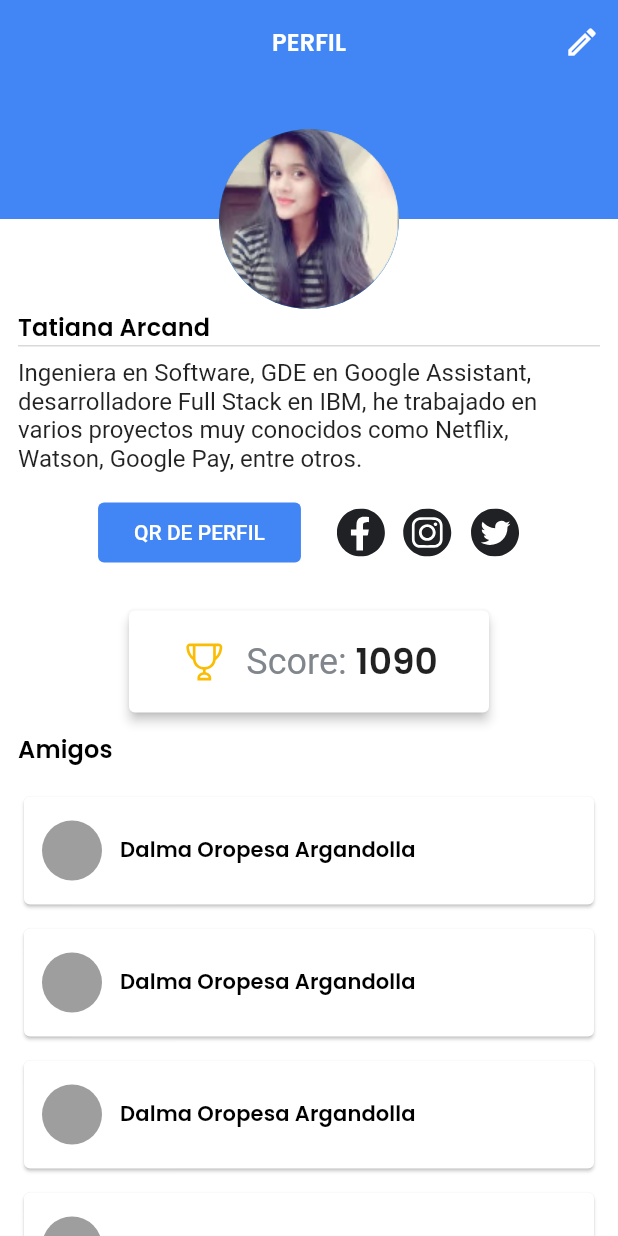
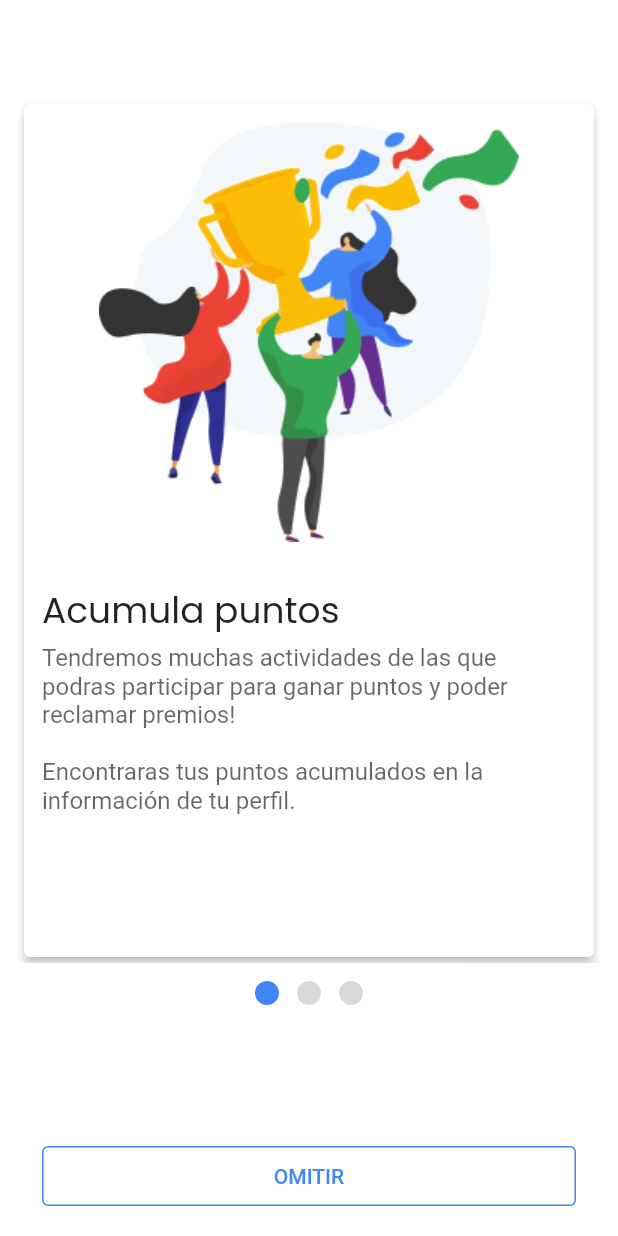
Before and after one commit to DevFestBolivia/devfest-mobile, a Flutter app: the screen it shows after launch, on a phone screen of 412 x 824 dp. Run offline on Flutter 3.47's test engine with Material 2 defaults, Android fonts, the light colour scheme and no system bars; drawn by our look-alikes of sticky_headers; our stand-ins replace cloud_firestore, firebase_core, flutter_svg, google_fonts; accounts and stored records are empty; project files that could hold a hidden picture were left out.

Commit message:
Finished onboarding ui

```diff
--- a/lib/main.dart
+++ b/lib/main.dart
@@ -1,7 +1,6 @@
 import 'package:devfestbolivia/screens/components_screen.dart';
-import 'package:devfestbolivia/screens/profile_screen.dart';
+import 'package:devfestbolivia/screens/onboarding_screen.dart';
 import 'package:devfestbolivia/style/devfest_colors.dart';
-import 'package:devfestbolivia/style/spacing.dart';
 import 'package:flutter/material.dart';
 import 'package:provider/provider.dart';
 import 'package:google_fonts/google_fonts.dart';
@@ -33,6 +32,7 @@ class MyApp extends StatelessWidget {
     return MaterialApp(
       title: 'DevFest 2022',
       theme: ThemeData(
+        scaffoldBackgroundColor: DevFestColors.primaryLight,
         primarySwatch: Colors.blue,
         fontFamily: 'Roboto',
         textTheme: TextTheme(
@@ -40,6 +40,8 @@ class MyApp extends StatelessWidget {
               GoogleFonts.poppins(fontSize: 16, fontWeight: FontWeight.w600),
           titleMedium:
               GoogleFonts.poppins(fontSize: 24, fontWeight: FontWeight.w600),
+          bodyLarge:
+              GoogleFonts.roboto(fontSize: 18, fontWeight: FontWeight.w400),
           bodyMedium:
               GoogleFonts.roboto(fontSize: 16, fontWeight: FontWeight.w400),
           bodySmall:
@@ -49,26 +51,19 @@ class MyApp extends StatelessWidget {
           headlineSmall:
               GoogleFonts.raleway(fontSize: 16, fontWeight: FontWeight.w600),
         ),
-        scaffoldBackgroundColor: DevFestColors.primaryLight,
         elevatedButtonTheme: const ElevatedButtonThemeData(
           style: ButtonStyle(
             elevation: MaterialStatePropertyAll(0.0),
-            padding: MaterialStatePropertyAll(
-              EdgeInsets.symmetric(
-                horizontal: SpacingValues.xxl,
-                vertical: SpacingValues.m,
-              ),
-            ),
             backgroundColor: MaterialStatePropertyAll(DevFestColors.primary),
           ),
         ),
       ),
-      initialRoute: Routes.PROFILE,
+      initialRoute: Routes.ONBOARDING,
       routes: {
+        Routes.ONBOARDING: (BuildContext context) => const OnboardingScreen(),
         Routes.COMPONENTS: (BuildContext context) => const ComponentsScreen(),
         Routes.HOME: (BuildContext context) => const MyHomePage(),
         Routes.SPEAKERS: (BuildContext context) => const SpeakersScreen(),
-        Routes.PROFILE: (BuildContext context) => const ProfileScreen(),
       },
     );
   }
--- /dev/null
+++ b/lib/providers/onboarding_provider.dart
@@ -0,0 +1,15 @@
+import 'package:flutter/material.dart';
+
+class OnboardingProvider extends ChangeNotifier {
+  OnboardingProvider() {
+    pageIndex = 0;
+  }
+  late int pageIndex;
+
+  void changePage(int? newIndex) {
+    if (newIndex != null) {
+      pageIndex = newIndex;
+      notifyListeners();
+    }
+  }
+}
--- /dev/null
+++ b/lib/screens/onboarding_screen.dart
@@ -0,0 +1,287 @@
+import 'package:devfestbolivia/providers/onboarding_provider.dart';
+import 'package:devfestbolivia/style/devfest_colors.dart';
+import 'package:devfestbolivia/style/spacing.dart';
+import 'package:flutter/material.dart';
+import 'package:provider/provider.dart';
+
+class _OnboardingItem {
+  const _OnboardingItem({
+    required this.imagePath,
+    required this.title,
+    required this.description,
+  });
+
+  final String imagePath;
+  final String title;
+  final String description;
+}
+
+class OnboardingScreen extends StatefulWidget {
+  const OnboardingScreen({super.key});
+
+  @override
+  State<OnboardingScreen> createState() => _OnboardingScreenState();
+}
+
+class _OnboardingScreenState extends State<OnboardingScreen> {
+  late List<_OnboardingItem> onboardingItems;
+
+  final OnboardingProvider onboardingProvider = OnboardingProvider();
+
+  final _pageController = PageController();
+
+  @override
+  void initState() {
+    super.initState();
+    onboardingItems = const [
+      _OnboardingItem(
+        imagePath: 'assets/images/onboarding-step-1.png',
+        title: 'Acumula puntos',
+        description:
+            'Tendremos muchas actividades de las que podras participar para ganar puntos y poder reclamar premios!\n\nEncontraras tus puntos acumulados en la información de tu perfil.',
+      ),
+      _OnboardingItem(
+        imagePath: 'assets/images/onboarding-step-2.png',
+        title: 'Agrega nuevos amigos',
+        description:
+            'Encuentra el código QR en tu perfil para que puedan agregarte como amigo en la aplicación.\n\nUsa el scanner QR para agregar a tus nuevos amigos.',
+      ),
+      _OnboardingItem(
+        imagePath: 'assets/images/onboarding-step-3.png',
+        title: 'Descarga recursos',
+        description:
+            'Los speakers dejarán contenido adicional en la aplicación dentro del detalle de sus charlas.\n\nRevisa y descubre todos los recursos disponibles de cada charla.',
+      ),
+    ];
+
+    _pageController.addListener(_changePage);
+  }
+
+  @override
+  void dispose() {
+    _pageController.removeListener(_changePage);
+    _pageController.dispose();
+    super.dispose();
+  }
+
+  void _changePage() {
+    onboardingProvider.changePage(_pageController.page?.toInt());
+  }
+
+  @override
+  Widget build(BuildContext context) {
+    return ChangeNotifierProvider<OnboardingProvider>.value(
+      value: onboardingProvider,
+      child: Scaffold(
+        floatingActionButtonLocation: FloatingActionButtonLocation.centerFloat,
+        floatingActionButton: Padding(
+          padding: const EdgeInsets.symmetric(
+            horizontal: 28,
+          ),
+          child: Consumer<OnboardingProvider>(
+            builder: (context, onboardingProvider, child) {
+              final isLastOnboardingPage =
+                  onboardingProvider.pageIndex == onboardingItems.length - 1;
+
+              return AnimatedSwitcher(
+                duration: const Duration(
+                  milliseconds: 700,
+                ),
+                child: isLastOnboardingPage
+                    ? _startOnboardingButton()
+                    : _omitOnboardingButton(),
+              );
+            },
+          ),
+        ),
+        body: Padding(
+          padding: const EdgeInsets.symmetric(
+            horizontal: SpacingValues.m,
+            vertical: SpacingValues.xxl,
+          ),
+          child: Column(
+            children: [
+              SizedBox(
+                height: MediaQuery.of(context).size.height * 0.05,
+              ),
+              SizedBox(
+                height: MediaQuery.of(context).size.height * 0.7,
+                width: double.infinity,
+                child: PageView.builder(
+                  controller: _pageController,
+                  itemCount: onboardingItems.length,
+                  itemBuilder: (context, index) {
+                    final oItem = onboardingItems[index];
+                    return _StepOnboardingCard(onboardingItem: oItem);
+                  },
+                ),
+              ),
+              VerticalSpacing.m,
+              const _DotsIndicator(),
+            ],
+          ),
+        ),
+      ),
+    );
+  }
+
+  Widget _startOnboardingButton() {
+    return ElevatedButton(
+      key: const ValueKey('start__elevated_button'),
+      onPressed: () {},
+      style: const ButtonStyle(
+        backgroundColor: MaterialStatePropertyAll(DevFestColors.primary),
+        side: MaterialStatePropertyAll(
+          BorderSide(
+            color: DevFestColors.primary,
+            width: 1.0,
+            style: BorderStyle.solid,
+          ),
+        ),
+      ),
+      child: const SizedBox(
+        width: double.infinity,
+        child: Padding(
+          padding: EdgeInsets.symmetric(vertical: SpacingValues.m),
+          child: Text(
+            'EMPEZAR',
+            textAlign: TextAlign.center,
+          ),
+        ),
+      ),
+    );
+  }
+
+  Widget _omitOnboardingButton() {
+    return ElevatedButton(
+      key: const ValueKey('omit__elevated_button'),
+      onPressed: () {},
+      style: const ButtonStyle(
+        backgroundColor: MaterialStatePropertyAll(DevFestColors.primaryLight),
+        side: MaterialStatePropertyAll(
+          BorderSide(
+            color: DevFestColors.primary,
+            width: 1.0,
+            style: BorderStyle.solid,
+          ),
+        ),
+      ),
+      child: const SizedBox(
+        width: double.infinity,
+        child: Padding(
+          padding: EdgeInsets.symmetric(vertical: SpacingValues.m),
+          child: Text(
+            'OMITIR',
+            style: TextStyle(
+              color: DevFestColors.primary,
+            ),
+            textAlign: TextAlign.center,
+          ),
+        ),
+      ),
+    );
+  }
+}
+
+class _StepOnboardingCard extends StatelessWidget {
+  const _StepOnboardingCard({required this.onboardingItem});
+
+  final _OnboardingItem onboardingItem;
+
+  final _stepCardElevation = 3.0;
+  final _stepImageSize = 280.0;
+
+  @override
+  Widget build(BuildContext context) {
+    return Card(
+      elevation: _stepCardElevation,
+      child: SizedBox(
+        width: double.infinity,
+        child: Column(
+          mainAxisSize: MainAxisSize.min,
+          crossAxisAlignment: CrossAxisAlignment.start,
+          children: [
+            Padding(
+              padding: const EdgeInsets.symmetric(
+                vertical: SpacingValues.s,
+              ),
+              child: Center(
+                child: SizedBox(
+                  height: _stepImageSize,
+                  width: _stepImageSize,
+                  child: Image.asset(onboardingItem.imagePath),
+                ),
+              ),
+            ),
+            VerticalSpacing.l,
+            Padding(
+              padding: const EdgeInsets.only(
+                left: SpacingValues.m,
+                right: SpacingValues.m,
+                bottom: SpacingValues.xxl,
+              ),
+              child: Column(
+                crossAxisAlignment: CrossAxisAlignment.start,
+                mainAxisSize: MainAxisSize.min,
+                children: [
+                  Text(
+                    onboardingItem.title,
+                    style: Theme.of(context).textTheme.titleMedium?.copyWith(
+                          fontWeight: FontWeight.w400,
+                        ),
+                  ),
+                  VerticalSpacing.xxs,
+                  Text(
+                    onboardingItem.description,
+                    style: Theme.of(context).textTheme.bodyMedium?.copyWith(
+                          color: Colors.black.withOpacity(0.6),
+                        ),
+                  )
+                ],
+              ),
+            )
+          ],
+        ),
+      ),
+    );
+  }
+}
+
+class _DotsIndicator extends StatelessWidget {
+  const _DotsIndicator();
+
+  final _dotIndicatorSize = 16.0;
+
+  @override
+  Widget build(BuildContext context) {
+    return Row(
+      mainAxisAlignment: MainAxisAlignment.center,
+      mainAxisSize: MainAxisSize.max,
+      children: [
+        _animatedDot(0),
+        HorizontalSpacing.m,
+        _animatedDot(1),
+        HorizontalSpacing.m,
+        _animatedDot(2),
+      ],
+    );
+  }
+
+  Widget _animatedDot(int pageIndex) {
+    return Consumer<OnboardingProvider>(
+      builder: (context, onboardingProvider, child) {
+        return AnimatedContainer(
+          duration: const Duration(milliseconds: 700),
+          height: _dotIndicatorSize,
+          width: _dotIndicatorSize,
+          decoration: BoxDecoration(
+            color: onboardingProvider.pageIndex == pageIndex
+                ? DevFestColors.primary
+                : DevFestColors.shadow,
+            shape: BoxShape.circle,
+          ),
+        );
+      },
+    );
+  }
+}
--- a/lib/screens/profile_screen.dart
+++ b/lib/screens/profile_screen.dart
@@ -182,7 +182,7 @@ class _ProfileInfo extends StatelessWidget {
         Container(
           height: 1,
           width: double.infinity,
-          color: DevFestColors.divider,
+          color: DevFestColors.shadow,
         ),
         VerticalSpacing.xs,
         Text(dummyBio),
--- a/lib/screens/routes.dart
+++ b/lib/screens/routes.dart
@@ -1,4 +1,5 @@
 class Routes {
+  static const String ONBOARDING = 'Onboarding';
   static const String COMPONENTS = 'Components';
   static const String HOME = 'Home';
   static const String SPEAKERS = 'Speakers';
--- a/lib/style/devfest_colors.dart
+++ b/lib/style/devfest_colors.dart
@@ -9,5 +9,5 @@ class DevFestColors {
   //
   // Extra Colors
   //
-  static const divider = Color(0xffD9D9D9);
+  static const shadow = Color(0xffD9D9D9);
 }
```
Also changed, not shown: assets/images/onboarding-step-1.png (added), assets/images/onboarding-step-2.png (added), assets/images/onboarding-step-3.png (added).
